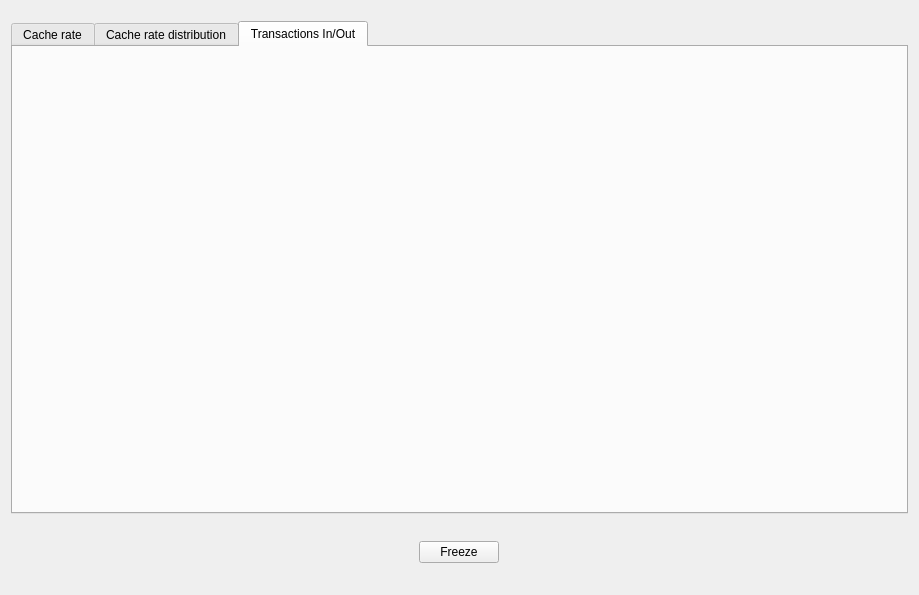
numascale/nc-utils, file os/nc-gui/nc-stat3/mpistat.ui: the form before one commit.
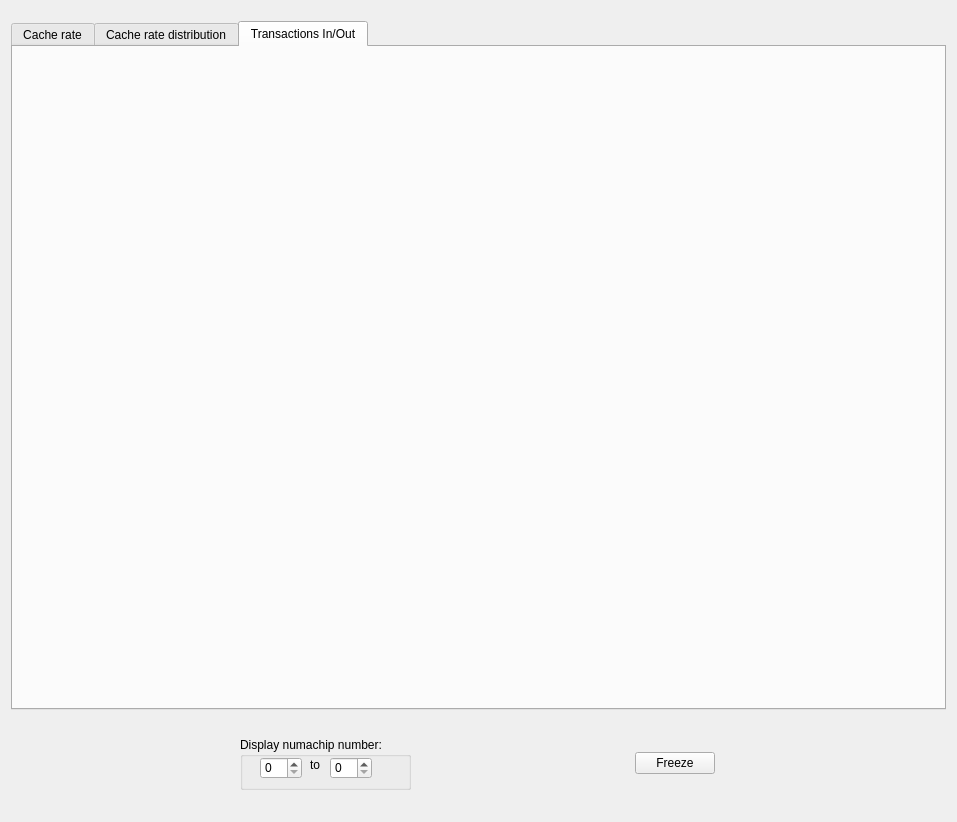
The form after the commit. The open tabs and pages were chosen to show the change.

What changed in the file:
```diff
--- a/os/nc-gui/nc-stat3/mpistat.ui
+++ b/os/nc-gui/nc-stat3/mpistat.ui
@@ -6,8 +6,8 @@
    <rect>
     <x>0</x>
     <y>0</y>
-    <width>919</width>
-    <height>595</height>
+    <width>957</width>
+    <height>822</height>
    </rect>
   </property>
   <property name="minimumSize">
@@ -97,13 +97,68 @@
       </item>
       <item>
        <widget class="QWidget" name="widget" native="true">
+        <property name="enabled">
+         <bool>true</bool>
+        </property>
+        <property name="sizePolicy">
+         <sizepolicy hsizetype="Preferred" vsizetype="Preferred">
+          <horstretch>0</horstretch>
+          <verstretch>0</verstretch>
+         </sizepolicy>
+        </property>
         <property name="minimumSize">
          <size>
           <width>0</width>
-          <height>0</height>
+          <height>75</height>
          </size>
         </property>
         <layout class="QHBoxLayout" name="horizontalLayout_2">
+         <item>
+          <widget class="QGroupBox" name="groupBox">
+           <property name="sizePolicy">
+            <sizepolicy hsizetype="Fixed" vsizetype="Preferred">
+             <horstretch>0</horstretch>
+             <verstretch>0</verstretch>
+            </sizepolicy>
+           </property>
+           <property name="title">
+            <string>Display numachip number:</string>
+           </property>
+           <widget class="QSpinBox" name="spinBox">
+            <property name="geometry">
+             <rect>
+              <x>20</x>
+              <y>20</y>
+              <width>42</width>
+              <height>22</height>
+             </rect>
+            </property>
+           </widget>
+           <widget class="QLabel" name="label">
+            <property name="geometry">
+             <rect>
+              <x>70</x>
+              <y>20</y>
+              <width>16</width>
+              <height>16</height>
+             </rect>
+            </property>
+            <property name="text">
+             <string>to</string>
+            </property>
+           </widget>
+           <widget class="QSpinBox" name="spinBox_2">
+            <property name="geometry">
+             <rect>
+              <x>90</x>
+              <y>20</y>
+              <width>42</width>
+              <height>22</height>
+             </rect>
+            </property>
+           </widget>
+          </widget>
+         </item>
          <item>
           <layout class="QHBoxLayout" name="horizontalLayout">
            <item>
```
Left out of the diff: 2 changed lines with no effect on the pictures.
